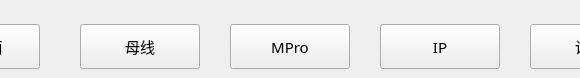
First picture: the form in PM_Tool/ip_navarwid.ui, repository ChinaClever/PM-Tool, before the edit; both pictures show x 710 to 1290 and y 0 to 78 of the 1415 by 78 pixel window.
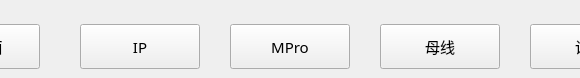
Second picture: the form after the edit.

```diff
--- a/PM_Tool/ip_navarwid.ui
+++ b/PM_Tool/ip_navarwid.ui
@@ -19,7 +19,7 @@
   <widget class="QPushButton" name="ipBtn">
    <property name="geometry">
     <rect>
-     <x>1090</x>
+     <x>790</x>
      <y>24</y>
      <width>120</width>
      <height>45</height>
@@ -94,7 +94,7 @@
   <widget class="QPushButton" name="generBtn">
    <property name="geometry">
     <rect>
-     <x>790</x>
+     <x>1090</x>
      <y>24</y>
      <width>120</width>
      <height>45</height>
```
